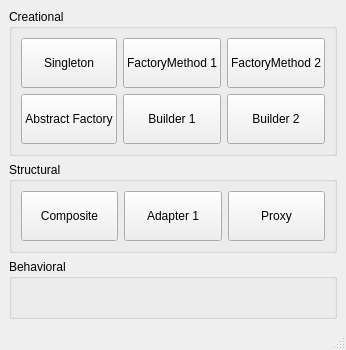
Before: the Qt Designer form mainwindow.ui in vRFEducation/designpatternsdemo, drawn with Qt 5.
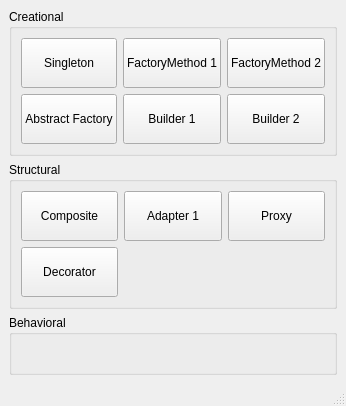
After: the same form once the commit is applied.

Commit message: Decorator Pattern Added

```diff
--- a/mainwindow.ui
+++ b/mainwindow.ui
@@ -7,7 +7,7 @@
     <x>0</x>
     <y>0</y>
     <width>344</width>
-    <height>350</height>
+    <height>406</height>
    </rect>
   </property>
   <property name="windowTitle">
@@ -147,6 +147,19 @@
          </property>
         </widget>
        </item>
+       <item row="1" column="0">
+        <widget class="QPushButton" name="btnDecorator">
+         <property name="minimumSize">
+          <size>
+           <width>0</width>
+           <height>50</height>
+          </size>
+         </property>
+         <property name="text">
+          <string>Decorator</string>
+         </property>
+        </widget>
+       </item>
       </layout>
      </widget>
     </item>
```
Left out of the diff: 26 changed lines with no effect on the pictures. The commit also changes 18 other files.
